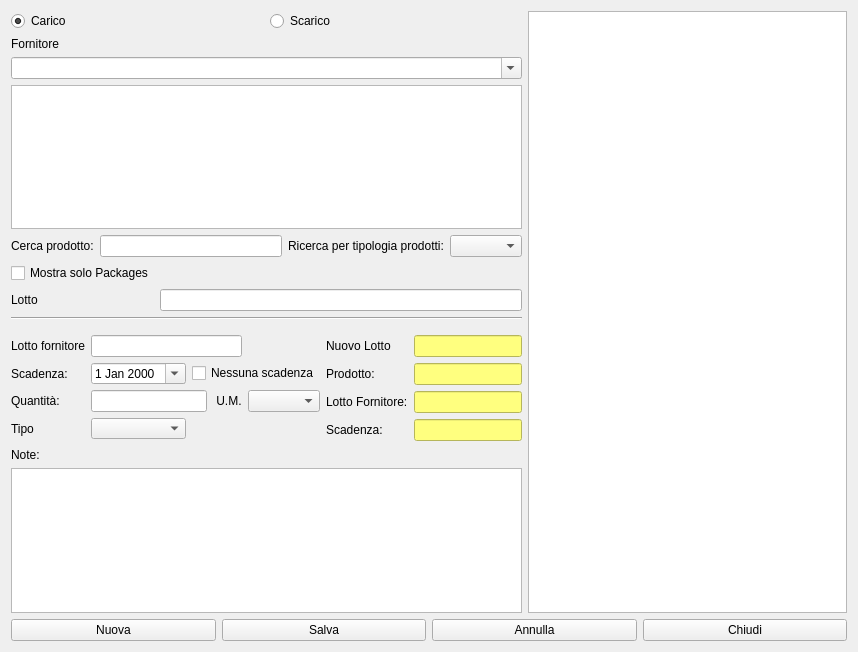
Above: hnuovaoperazione.ui from fblabs/hamlet-mod-sancon before the change. Below: the same form after it.
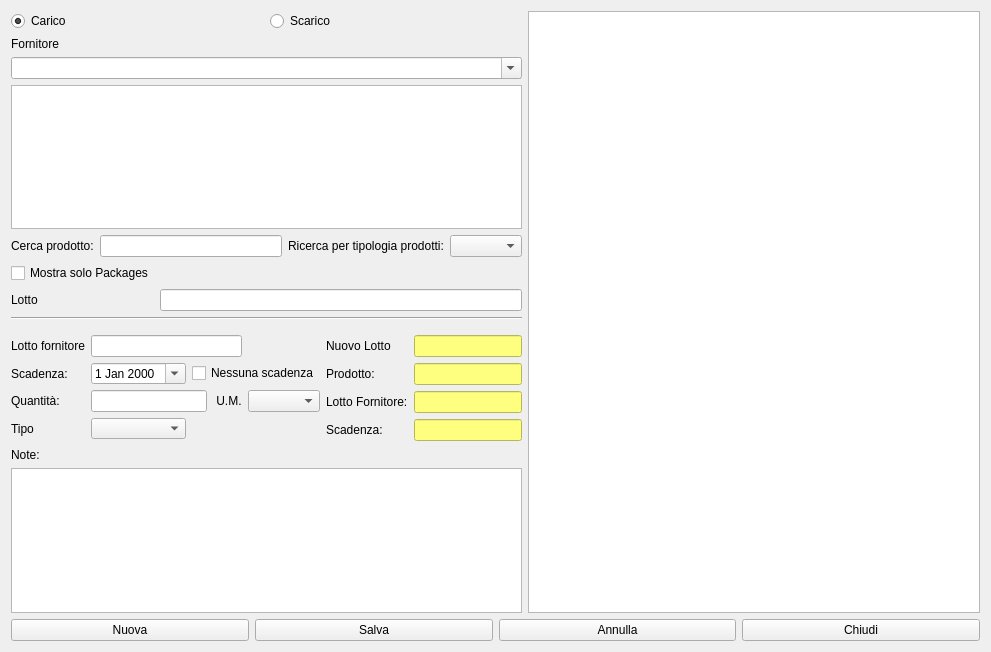
That is the form after the change. Icons and pictures are not drawn.

```diff
--- a/hnuovaoperazione.ui
+++ b/hnuovaoperazione.ui
@@ -9,7 +9,7 @@
    <rect>
     <x>0</x>
     <y>0</y>
-    <width>858</width>
+    <width>991</width>
     <height>652</height>
    </rect>
   </property>
```
